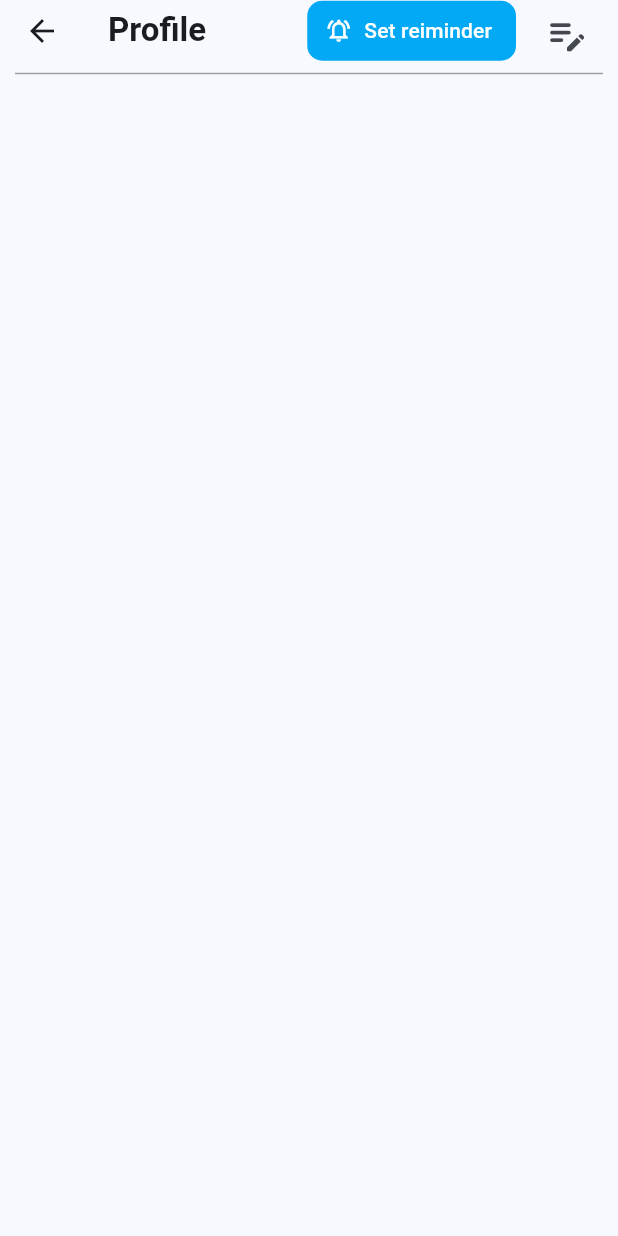
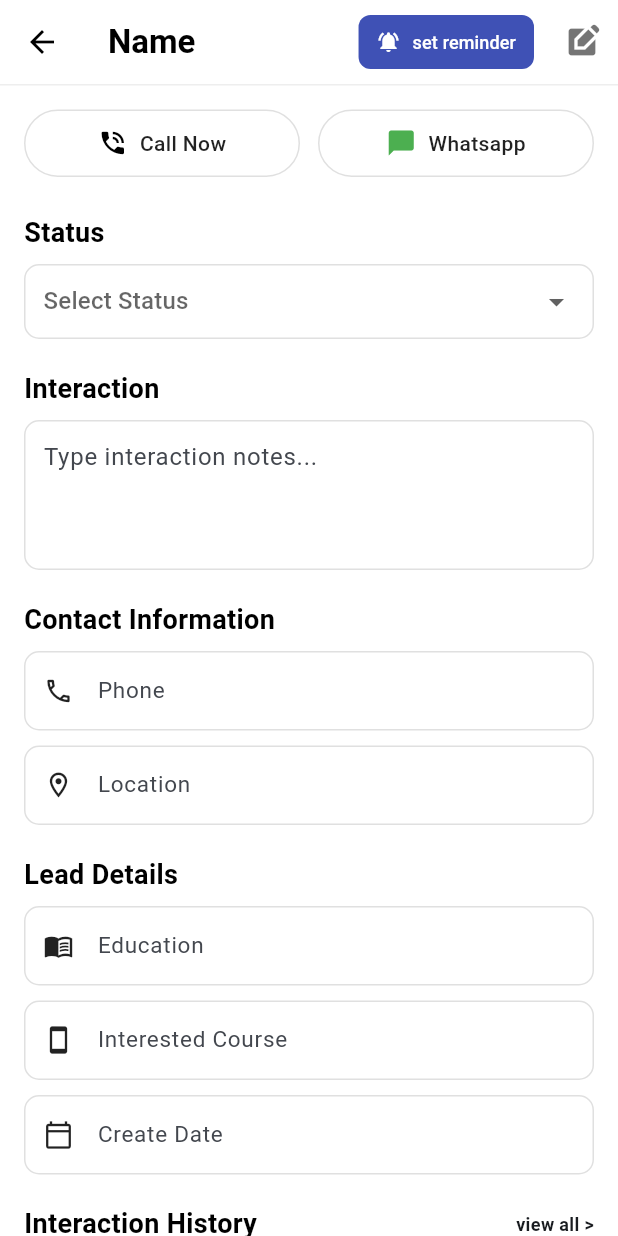
Before and after one commit to gohack72-ship-it/Dialo-Call-Center-CRM, a Flutter app: the screen it shows after launch, on a phone screen of 412 x 824 dp. Run offline on Flutter 3.47's test engine with Material 3 defaults, Android fonts, the phone set to English and light mode, and no system bars.

Commit message:
shibin - pushing lead details

```diff
--- a/lib/Name_page.dart
+++ /dev/null
@@ -1,72 +0,0 @@
-import 'package:flutter/material.dart';
-
-class NamePage extends StatefulWidget {
-  const NamePage({super.key});
-
-  @override
-  State<NamePage> createState() => _NamePageState();
-}
-
-class _NamePageState extends State<NamePage> {
-  @override
-  Widget build(BuildContext context) {
-    return Scaffold(
-      appBar: AppBar(
-
-
-        leading: IconButton(
-          onPressed: () {},
-          icon: Icon(Icons.arrow_back_outlined),
-        ),
-
-        title: Text("Profile",style: TextStyle(fontWeight: FontWeight.bold,),),
-        actions: [
-          Padding(
-            padding:  EdgeInsets.only(right: 10),
-            child: TextButton.icon(
-              onPressed: () {
-                // Print("Set reminder cliked");
-              },
-
-              icon: Icon(Icons.notifications_active_outlined,color:Colors.white),
-
-              label: Text("Set reiminder",style: TextStyle(color: Colors.white),
-
-              ),
-              style: TextButton.styleFrom(
-                      backgroundColor: Colors.lightBlue,
-                      shape: RoundedRectangleBorder(
-                        borderRadius: BorderRadius.circular(10),
-                      ),
-                    ),
-
-            ),
-
-          ),
-          Padding(
-            padding: const EdgeInsets.only(right: 10),
-            child: IconButton(
-              onPressed: () {},
-              icon: Icon(Icons.edit_note_rounded,size: 30),
-            ),
-          ),
-
-        ],
-        bottom:PreferredSize(
-            preferredSize: Size.fromHeight(1),
-            child: Padding(
-              padding: const EdgeInsets.only(left: 10,right: 10),
-              child: Divider(
-                color: Colors.grey,
-                thickness: 1,
-
-              ),
-            )
-    ) ,
-      ),
-      body: Padding(
-    padding: const EdgeInsets.only(top: 10),
-    ),
-    );
-  }
-}
--- a/lib/main.dart
+++ b/lib/main.dart
@@ -1,11 +1,10 @@
-import 'package:dialo/constants/app_colors.dart';
-import 'package:dialo/constants/app_textstyle.dart';
-import 'package:dialo/views/reportpage.dart';
-import 'package:dialo/views/splash%20screen.dart';
+
 
 import 'package:flutter/material.dart';
 
-import 'Name_page.dart';
+import 'namePage.dart';
+
+
 // 👈 import your page here
 
 void main() {
@@ -23,7 +22,7 @@ class MyApp extends StatelessWidget {
         colorScheme: ColorScheme.fromSeed(seedColor: Colors.blue),
         useMaterial3: true,
       ),
-      home:NamePage(), // 👈 this is your home page
+      home:LeadProfileScreen(), // 👈 this is your home page
       debugShowCheckedModeBanner: false,
     );
   }
--- /dev/null
+++ b/lib/namePage.dart
@@ -0,0 +1,223 @@
+import 'package:flutter/material.dart';
+
+void main() {
+  runApp(const MaterialApp(
+    debugShowCheckedModeBanner: false,
+    home: LeadProfileScreen(),
+  ));
+}
+
+class LeadProfileScreen extends StatefulWidget {
+  const LeadProfileScreen({super.key});
+
+  @override
+  State<LeadProfileScreen> createState() => _LeadProfileScreenState();
+}
+
+class _LeadProfileScreenState extends State<LeadProfileScreen> {
+  String? _selectedStatus;
+
+  @override
+  Widget build(BuildContext context) {
+    return Scaffold(
+      backgroundColor: Colors.white,
+
+      // --- APP BAR ---
+      appBar: AppBar(
+        backgroundColor: Colors.white,
+        elevation: 0,
+        leading: IconButton(
+          icon: const Icon(Icons.arrow_back, color: Colors.black),
+          onPressed: () {},
+        ),
+        title: const Text(
+          "Name",
+          style: TextStyle(color: Colors.black, fontWeight: FontWeight.bold, fontSize: 22),
+        ),
+        actions: [
+          Padding(
+            padding: const EdgeInsets.symmetric(vertical: 10, horizontal: 8),
+            child: ElevatedButton.icon(
+              onPressed: () {},
+              style: ElevatedButton.styleFrom(
+                backgroundColor: const Color(0xFF3F51B5),
+                foregroundColor: Colors.white,
+                elevation: 0,
+                shape: RoundedRectangleBorder(
+                  borderRadius: BorderRadius.circular(8),
+                ),
+                padding: const EdgeInsets.symmetric(horizontal: 12),
+              ),
+              icon: const Icon(Icons.notifications_active, size: 16),
+              label: const Text("set reminder", style: TextStyle(fontSize: 12)),
+            ),
+          ),
+          IconButton(
+            icon: const Icon(Icons.edit_square, color: Colors.black54),
+            onPressed: () {},
+          ),
+        ],
+        bottom: PreferredSize(
+          preferredSize: const Size.fromHeight(1.0),
+          child: Container(color: Colors.grey[200], height: 1.0),
+        ),
+      ),
+
+      // --- BODY ---
+      body: SingleChildScrollView(
+        padding: const EdgeInsets.all(16.0),
+        child: Column(
+          crossAxisAlignment: CrossAxisAlignment.start,
+          children: [
+            // 1. Top Buttons
+            Row(
+              children: [
+                Expanded(
+                  child: _buildPillButton(Icons.phone_in_talk, "Call Now", Colors.black),
+                ),
+                const SizedBox(width: 12),
+                Expanded(
+                  child: _buildPillButton(Icons.chat_bubble, "Whatsapp", Colors.green),
+                ),
+              ],
+            ),
+            const SizedBox(height: 24),
+
+            // 2. Status
+            _buildHeader("Status"),
+            Container(
+              padding: const EdgeInsets.symmetric(horizontal: 12),
+              decoration: _boxDecoration(),
+              child: DropdownButtonHideUnderline(
+                child: DropdownButton<String>(
+                  isExpanded: true,
+                  hint: const Text("Select Status"),
+                  value: _selectedStatus,
+                  icon: const Icon(Icons.arrow_drop_down),
+                  items: ["New", "Interested", "Follow Up"]
+                      .map((e) => DropdownMenuItem(value: e, child: Text(e)))
+                      .toList(),
+                  onChanged: (val) {
+                    setState(() => _selectedStatus = val);
+                  },
+                ),
+              ),
+            ),
+            const SizedBox(height: 20),
+
+            // 3. Interaction
+            _buildHeader("Interaction"),
+            Container(
+              height: 100,
+              decoration: _boxDecoration(),
+              child: const TextField(
+                maxLines: null,
+                decoration: InputDecoration(
+                  hintText: "Type interaction notes...",
+                  border: InputBorder.none,
+                  contentPadding: EdgeInsets.all(12),
+                ),
+              ),
+            ),
+            const SizedBox(height: 20),
+
+            // 4. Contact Information (NOW EDITABLE)
+            _buildHeader("Contact Information"),
+            _buildEditableTile(Icons.phone_outlined, "Phone"),
+            const SizedBox(height: 10),
+            _buildEditableTile(Icons.location_on_outlined, "Location"),
+            const SizedBox(height: 20),
+
+            // 5. Lead Details (NOW EDITABLE)
+            _buildHeader("Lead Details"),
+            _buildEditableTile(Icons.menu_book_outlined, "Education"),
+            const SizedBox(height: 10),
+            _buildEditableTile(Icons.smartphone_outlined, "Interested Course"),
+            const SizedBox(height: 10),
+            _buildEditableTile(Icons.calendar_today_outlined, "Create Date"),
+            const SizedBox(height: 20),
+
+            // 6. Interaction History
+            Row(
+              mainAxisAlignment: MainAxisAlignment.spaceBetween,
+              children: [
+                _buildHeader("Interaction History", padding: 0),
+                const Text("view all >", style: TextStyle(fontWeight: FontWeight.bold, fontSize: 12)),
+              ],
+            ),
+            const SizedBox(height: 8),
+            Container(
+              height: 80,
+              decoration: _boxDecoration(),
+            ),
+            const SizedBox(height: 40),
+          ],
+        ),
+      ),
+    );
+  }
+
+  // --- REUSABLE WIDGETS ---
+
+  // 1. UPDATED: Editable Text Field (Previously read-only)
+  Widget _buildEditableTile(IconData icon, String hintText) {
+    return Container(
+      width: double.infinity,
+      padding: const EdgeInsets.symmetric(horizontal: 12), // Removed vertical padding
+      decoration: _boxDecoration(),
+      child: Row(
+        children: [
+          Icon(icon, size: 20, color: Colors.black87),
+          const SizedBox(width: 16),
+          // Using Expanded + TextField allows typing
+          Expanded(
+            child: TextField(
+              decoration: InputDecoration(
+                hintText: hintText,
+                border: InputBorder.none, // Removes the line under text
+                contentPadding: const EdgeInsets.symmetric(vertical: 14), // Centers text vertically
+              ),
+              style: const TextStyle(fontSize: 15, color: Colors.black87),
+            ),
+          ),
+        ],
+      ),
+    );
+  }
+
+  Widget _buildPillButton(IconData icon, String label, Color color) {
+    return Container(
+      height: 45,
+      decoration: BoxDecoration(
+        border: Border.all(color: Colors.grey.shade300),
+        borderRadius: BorderRadius.circular(30),
+      ),
+      child: Row(
+        mainAxisAlignment: MainAxisAlignment.center,
+        children: [
+          Icon(icon, color: color, size: 20),
+          const SizedBox(width: 8),
+          Text(label, style: const TextStyle(fontWeight: FontWeight.w500, color: Colors.black87)),
+        ],
+      ),
+    );
+  }
+
+  Widget _buildHeader(String title, {double padding = 8.0}) {
+    return Padding(
+      padding: EdgeInsets.only(bottom: padding),
+      child: Text(
+        title,
+        style: const TextStyle(fontSize: 18, fontWeight: FontWeight.bold, color: Colors.black),
+      ),
+    );
+  }
+
+  BoxDecoration _boxDecoration() {
+    return BoxDecoration(
+      color: Colors.white,
+      border: Border.all(color: Colors.grey.shade300),
+      borderRadius: BorderRadius.circular(10),
+    );
+  }
+}
--- /dev/null
+++ b/lib/views/Name_page.dart
@@ -0,0 +1,107 @@
+import 'package:flutter/material.dart';
+
+class NamePage extends StatefulWidget {
+  const NamePage({super.key});
+
+  @override
+  State<NamePage> createState() => _NamePageState();
+}
+
+class _NamePageState extends State<NamePage> {
+  String? statusValue;
+
+  @override
+  Widget build(BuildContext context) {
+    return Scaffold(
+      appBar: AppBar(
+        leading: IconButton(
+          onPressed: () {
+            Navigator.pop(context);
+          },
+          icon: const Icon(Icons.arrow_back_outlined),
+        ),
+
+        title: const Text(
+          "Profile",
+          style: TextStyle(fontWeight: FontWeight.bold),
+        ),
+
+        actions: [
+          Padding(
+            padding: const EdgeInsets.only(right: 10),
+            child: TextButton.icon(
+              onPressed: () {},
+              icon: const Icon(
+                Icons.notifications_active_outlined,
+                color: Colors.white,
+              ),
+              label: const Text(
+                "Set reminder",
+                style: TextStyle(color: Colors.white),
+              ),
+              style: TextButton.styleFrom(
+                backgroundColor: Colors.lightBlue,
+                shape: RoundedRectangleBorder(
+                  borderRadius: BorderRadius.circular(10),
+                ),
+              ),
+            ),
+          ),
+          Padding(
+            padding: const EdgeInsets.only(right: 10),
+            child: IconButton(
+              onPressed: () {},
+              icon: const Icon(Icons.edit_note_rounded, size: 30),
+            ),
+          ),
+        ],
+
+        bottom: const PreferredSize(
+          preferredSize: Size.fromHeight(1),
+          child: Padding(
+            padding: EdgeInsets.symmetric(horizontal: 10),
+            child: Divider(thickness: 1),
+          ),
+        ),
+      ),
+
+      // 🔽 BODY STARTS HERE
+      body: SingleChildScrollView(
+        padding: const EdgeInsets.all(16),
+        child: Column(
+          crossAxisAlignment: CrossAxisAlignment.start,
+          children: [
+
+            // Call & WhatsApp
+            Row(
+              children: [
+                Expanded(
+                  child: OutlinedButton.icon(
+                    onPressed: () {},
+                    icon: const Icon(Icons.call,color: Colors.green,),
+                    label: const Text("Call Now"),
+                  ),
+                ),
+                const SizedBox(width: 12),
+                Expanded(
+                  child: OutlinedButton.icon(
+                    onPressed: () {},
+                    icon: Icon(Icons.message,color:Colors.green,),
+                    label: const Text("Whatsapp",style: TextStyle(color: Colors.black)
+                    ),
+                  ),
+                ),
+
+              ],
+            ),
+            SizedBox(height: 10),
+            Container(
+              child: Text("Status"),
+            )
+          ],
+
+        ),
+      ),
+    );
+  }
+}
--- a/pubspec.yaml
+++ b/pubspec.yaml
@@ -30,6 +30,7 @@ environment:
 dependencies:
   flutter:
     sdk: flutter
+
 
   # The following adds the Cupertino Icons font to your application.
   # Use with the CupertinoIcons class for iOS style icons.
```
Also changed, not shown: pubspec.lock.
